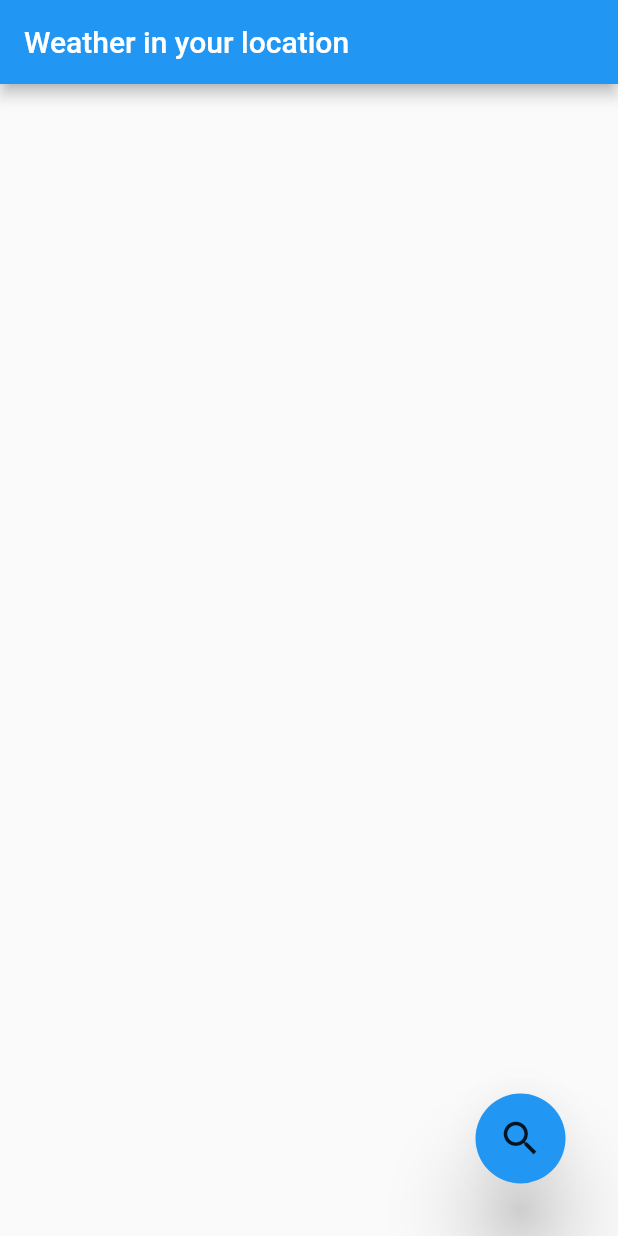
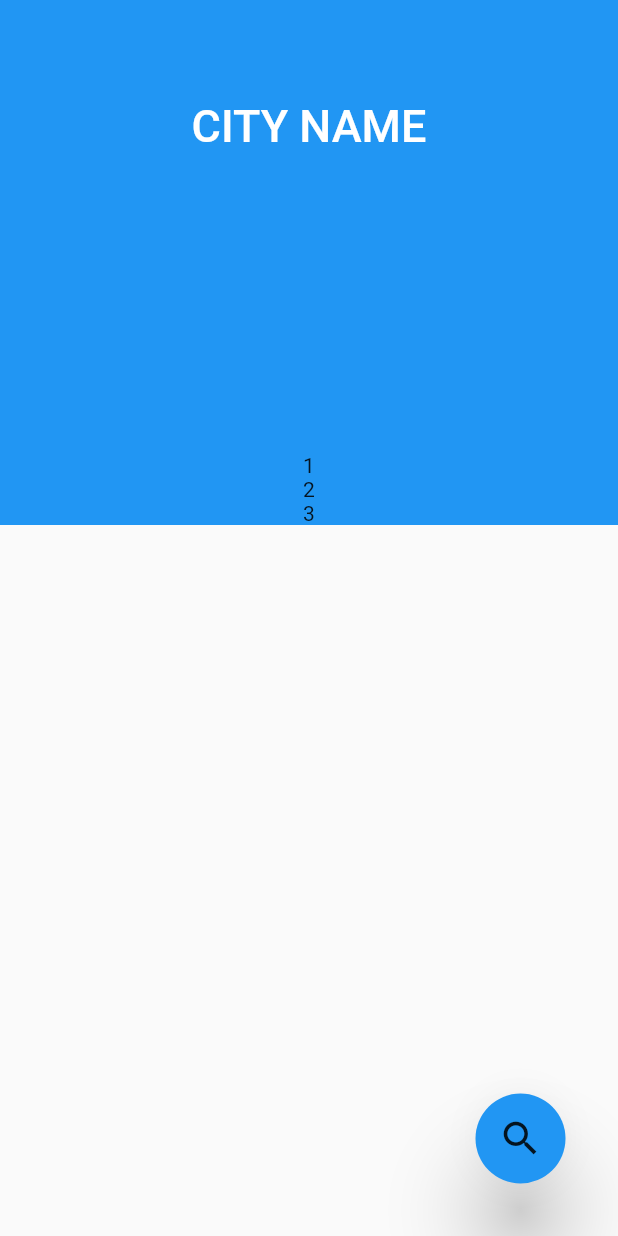
Before and after one commit to Bondidos/weather_app, a Flutter app: the screen it shows after launch, on a phone screen of 412 x 824 dp. Run offline on Flutter 3.47's test engine with Material 2 defaults, Android fonts, the phone set to English and light mode, and no system bars; our stand-ins replace dio, geolocator, retrofit; missing offline and left inert: latlng; generated files the repository leaves out were written again.

```diff
--- /dev/null
+++ b/lib/layers/data/remote/api_query_generator/api_keys.dart
@@ -0,0 +1,5 @@
+const longitude = "lon";
+const latitude = "lat";
+const language = "lang";
+const applicationId = "appid";
+const measurement = "units";
--- /dev/null
+++ b/lib/layers/data/remote/api_query_generator/api_query_parameters.dart
@@ -0,0 +1,5 @@
+const measurementImperial = "imperial";
+const measurementMetric = "metric";
+const applicationKey= "ef4301248bc32d17ddbdefee5fd5b72b";
+const languageRussian = "ru";
+const languageEnglish = "en";
--- /dev/null
+++ b/lib/layers/data/sources/l18n_settings.dart
@@ -0,0 +1,4 @@
+abstract class LocalisationSettings{
+  void setCurrentLanguage(String language);
+  String get currentLanguage;
+}
--- /dev/null
+++ b/lib/layers/data/sources/location_data_source.dart
@@ -0,0 +1,6 @@
+import 'package:latlng/latlng.dart';
+
+abstract class LocationDataSource{
+
+  Future<LatLng> getCurrentPosition();
+}
--- /dev/null
+++ b/lib/layers/data/sources/remote_data_source.dart
@@ -0,0 +1,6 @@
+import 'package:weather_app/layers/data/models/remote/current_weather/current_weather_api.dart';
+
+abstract class RemoteDataSource{
+
+  Future<CurrentWeatherApi> fetchCurrentWeather();
+}
--- a/lib/layers/presentation/main_page/weather_by_location_page.dart
+++ b/lib/layers/presentation/main_page/weather_by_location_page.dart
@@ -8,15 +8,71 @@ class WeatherByLocationPage extends StatelessWidget {
 
   @override
   Widget build(BuildContext context) {
-    return Scaffold(
-      appBar: AppBar(
-        title: const Text('Weather in your location'),
-      ),
-      body: Stack(
-        children: const [
-          FloatingButtonSearch(heroTag: id),
-        ],
+    return SafeArea(
+      child: Scaffold(
+        body: Stack(
+          children: [
+            const FloatingButtonSearch(heroTag: id),
+            buildWeatherPage(),
+          ],
+        ),
       ),
     );
   }
+
+  CustomScrollView buildWeatherPage() => CustomScrollView(
+        slivers: [
+          SliverAppBar(
+            expandedHeight: 350,
+            pinned: true,
+            flexibleSpace: FlexibleSpaceBar(
+              centerTitle: true,
+              title: buildTitle(),
+              background: buildWeatherWidget(),
+            ),
+          )
+        ],
+      );
+
+  Align buildTitle() {
+    return const Align(alignment: Alignment.center, child: Text("CITY NAME"));
+  }
+
+  /**
+   * Center(
+      child: Column(
+      mainAxisAlignment: MainAxisAlignment.spaceEvenly,
+      children: [
+      const Text("CITY NAME"),
+      const Text("Temperature widget"),
+      const Text("Weather Description widget"),
+      const Text("min/max temperature widget"),
+      buildWeatherIconAndDate(),
+      ],
+      ),
+      );
+   */
+
+  Row buildWeatherIconAndDate() {
+    return Row(
+      mainAxisAlignment: MainAxisAlignment.spaceEvenly,
+      crossAxisAlignment: CrossAxisAlignment.center,
+      children: const [
+        Text("Weather Icon"),
+        Text("Date Widget"),
+      ],
+    );
+  }
+
+  Widget buildWeatherWidget() {
+    return Center(
+      child: Column(
+        mainAxisAlignment: MainAxisAlignment.end,
+        children: [
+        Text("1"),
+        Text("2"),
+        Text("3"),
+      ]),
+    );
+  }
 }
```
Also changed, not shown: lib/layers/data/location/location_data_source_impl.dart (added, +38 -0 lines), lib/layers/data/models/remote/current_weather/coordinates_api.dart (added, +22 -0 lines), lib/layers/data/models/remote/current_weather/current_weather_api.dart (added, +36 -0 lines), lib/layers/data/models/remote/current_weather/main_api.dart (added, +23 -0 lines), lib/layers/data/models/remote/weather/weather_api.dart (added, +30 -0 lines), lib/layers/data/remote/api_client/api_client.dart (added, +17 -0 lines), lib/layers/data/remote/api_query_generator/api_query_generator.dart (added, +34 -0 lines), lib/layers/data/remote/remote_data_source_impl.dart (added, +22 -0 lines), pubspec.yaml (+44 -64 lines), assets/weather_icons/sun_weather_sunny_sunlight_icon.png (added), lib/layers/data/models/remote/current_weather/coordinates_api.g.dart (added), lib/layers/data/models/remote/current_weather/current_weather_api.g.dart (added), lib/layers/data/models/remote/current_weather/main_api.g.dart (added), lib/layers/data/models/remote/weather/weather_api.g.dart (added), 2 more files, 3 other files.
